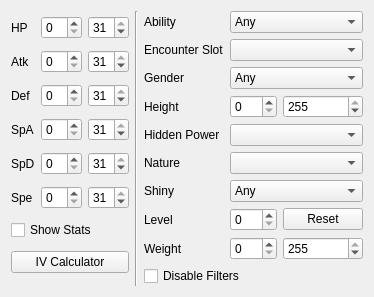
The window that Form/Controls/Filter.ui (Admiral-Fish/PokeFinder) describes before a commit, drawn with Qt 5.
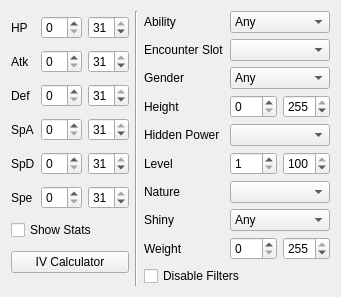
The same window after the commit. Custom widgets are drawn as their Qt base class.

```diff
--- a/Form/Controls/Filter.ui
+++ b/Form/Controls/Filter.ui
@@ -7,7 +7,7 @@
     <x>0</x>
     <y>0</y>
     <width>306</width>
-    <height>238</height>
+    <height>292</height>
    </rect>
   </property>
   <layout class="QHBoxLayout" name="horizontalLayout">
@@ -279,23 +279,53 @@
       <widget class="CheckList" name="checkListHiddenPower"/>
      </item>
      <item row="5" column="0">
+      <widget class="QLabel" name="labelLevel">
+       <property name="text">
+        <string>Level</string>
+       </property>
+      </widget>
+     </item>
+     <item row="5" column="1">
+      <widget class="QSpinBox" name="spinBoxLevelMin">
+       <property name="minimum">
+        <number>1</number>
+       </property>
+       <property name="maximum">
+        <number>100</number>
+       </property>
+      </widget>
+     </item>
+     <item row="5" column="2">
+      <widget class="QSpinBox" name="spinBoxLevelMax">
+       <property name="minimum">
+        <number>1</number>
+       </property>
+       <property name="maximum">
+        <number>100</number>
+       </property>
+       <property name="value">
+        <number>100</number>
+       </property>
+      </widget>
+     </item>
+     <item row="6" column="0">
       <widget class="QLabel" name="labelNature">
        <property name="text">
         <string>Nature</string>
        </property>
       </widget>
      </item>
-     <item row="5" column="1" colspan="2">
+     <item row="6" column="1" colspan="2">
       <widget class="CheckList" name="checkListNature"/>
      </item>
-     <item row="6" column="0">
+     <item row="7" column="0">
       <widget class="QLabel" name="labelShiny">
        <property name="text">
         <string>Shiny</string>
        </property>
       </widget>
      </item>
-     <item row="6" column="1" colspan="2">
+     <item row="7" column="1" colspan="2">
       <widget class="ComboBox" name="comboBoxShiny">
        <item>
         <property name="text">
@@ -319,27 +349,6 @@
        </item>
       </widget>
      </item>
-     <item row="7" column="0">
-      <widget class="QLabel" name="labelLevel">
-       <property name="text">
-        <string>Level</string>
-       </property>
-      </widget>
-     </item>
-     <item row="7" column="1">
-      <widget class="QSpinBox" name="spinBoxLevel">
-       <property name="maximum">
-        <number>100</number>
-       </property>
-      </widget>
-     </item>
-     <item row="7" column="2">
-      <widget class="QPushButton" name="pushButtonLevelReset">
-       <property name="text">
-        <string>Reset</string>
-       </property>
-      </widget>
-     </item>
      <item row="8" column="0">
       <widget class="QLabel" name="labelWeight">
        <property name="text">
```
Left out of the diff: 2 changed lines with no effect on the pictures.
